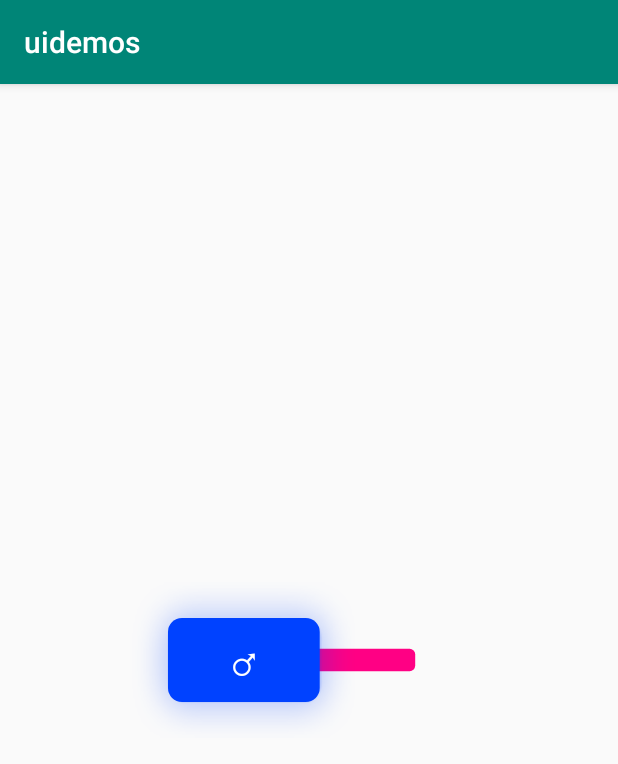
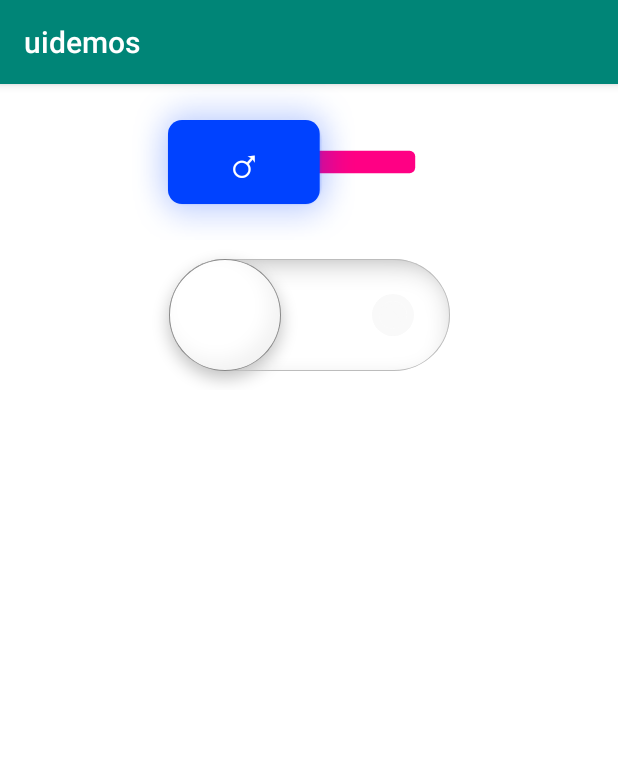
Before and after one commit to Savion1162336040/uidemo22, an Android app: the screen it shows after launch (SwitchDemo), after a tap on "妖艳开关控件", on a phone screen of 412 x 824 dp. Shown: the top 764 px of the screen. Run offline under Robolectric (Android 15) with nearby library versions, the phone set to English and light mode, and no system bars.

Commit message:
添加了个锤子；

```diff
--- a/app/src/main/res/layout/activity_switch_demo.xml
+++ b/app/src/main/res/layout/activity_switch_demo.xml
@@ -3,15 +3,23 @@
     xmlns:app="http://schemas.android.com/apk/res-auto"
     xmlns:tools="http://schemas.android.com/tools"
     android:layout_width="match_parent"
+    android:background="#ffffffff"
     android:layout_height="match_parent"
     tools:context=".SwitchDemo">
 
     <com.pengyeah.switchbutton.widget.SexSwitch
+        android:id="@+id/sexSwitch"
         android:layout_width="236dp"
         android:layout_height="104dp"
-        app:layout_constraintBottom_toBottomOf="parent"
         app:layout_constraintLeft_toLeftOf="parent"
         app:layout_constraintRight_toRightOf="parent"
         app:layout_constraintTop_toTopOf="parent" />
 
+    <com.pengyeah.switchbutton.widget.SmartisianSwitchButton
+        android:layout_width="250dp"
+        android:layout_height="100dp"
+        app:layout_constraintLeft_toLeftOf="parent"
+        app:layout_constraintRight_toRightOf="parent"
+        app:layout_constraintTop_toBottomOf="@+id/sexSwitch" />
+
 </androidx.constraintlayout.widget.ConstraintLayout>
--- /dev/null
+++ b/switchbutton/src/main/java/com/pengyeah/switchbutton/widget/SmartisianSwitchButton.java
@@ -0,0 +1,333 @@
+package com.pengyeah.switchbutton.widget;
+
+import android.animation.ValueAnimator;
+import android.content.Context;
+import android.graphics.Canvas;
+import android.graphics.Color;
+import android.graphics.Paint;
+import android.graphics.Path;
+import android.graphics.RectF;
+import android.util.AttributeSet;
+import android.util.Log;
+import android.view.MotionEvent;
+import android.view.View;
+
+import androidx.annotation.ColorInt;
+import androidx.annotation.Nullable;
+
+public class SmartisianSwitchButton extends View {
+
+    final static String TAG = SmartisianSwitchButton.class.getSimpleName();
+
+    /**
+     * 控件宽高
+     */
+    int width, height;
+
+    /**
+     * 阴影颜色
+     */
+    @ColorInt
+    int shadowColor = Color.GRAY;
+
+    /**
+     * 指示器阴影大小
+     */
+    int indicatorShadowSize = 6;
+
+    /**
+     * 指示器半径
+     */
+    int indicatorR;
+
+    /**
+     * 打开、关闭标识颜色
+     */
+    @ColorInt
+    int onColor = Color.parseColor("#ff9ab9ff");
+    @ColorInt
+    int offColor = Color.parseColor("#fff9f9f9");
+
+    /**
+     * 指示器颜色
+     */
+    @ColorInt
+    int indicatorColor = Color.WHITE;
+
+    /**
+     * 指示器阴影距离
+     */
+    int indicatorShadowDistance = 24;
+
+    /**
+     * 背景圆角矩形的内阴影距离
+     */
+    int backgroundAreaShadowDistance = 48;
+
+    /**
+     * 背景圆角矩形的内阴影大小
+     */
+    int backgroundAreaShadowSize = 24;
+
+    /**
+     * 背景圆角矩形的宽高
+     */
+    int backgroundAreaW, backgroundAreaH;
+
+    @ColorInt
+    int backgroundAreaColor = Color.WHITE;
+
+    int indicatorX;
+    int indicatorXOffset;
+
+
+    Paint indicatorPaint, backgroundAreaPaint, flagPaint;
+
+    /**
+     * 阴影偏移量
+     */
+    int shadowOffset;
+
+    public SmartisianSwitchButton(Context context) {
+        this(context, null);
+    }
+
+    public SmartisianSwitchButton(Context context, @Nullable AttributeSet attrs) {
+        super(context, attrs);
+        initView(context, attrs);
+    }
+
+    void initView(Context context, AttributeSet attrs) {
+        indicatorPaint = new Paint();
+        indicatorPaint.setColor(indicatorColor);
+        indicatorPaint.setAntiAlias(true);
+
+        backgroundAreaPaint = new Paint();
+        backgroundAreaPaint.setColor(backgroundAreaColor);
+        backgroundAreaPaint.setAntiAlias(true);
+
+        flagPaint = new Paint();
+        flagPaint.setAntiAlias(true);
+    }
+
+    @Override
+    protected void onSizeChanged(int w, int h, int oldw, int oldh) {
+        super.onSizeChanged(w, h, oldw, oldh);
+        this.width = w;
+        this.height = h;
+
+        this.backgroundAreaW = this.width * 3 / 4;
+        this.backgroundAreaH = this.height * 3 / 4;
+
+        this.indicatorR = backgroundAreaH / 2;
+
+        indicatorX = ((width - backgroundAreaW) / 2) + indicatorR;
+
+        Log.i(TAG, "indicatorR==>" + indicatorR);
+
+    }
+
+    @Override
+    protected void onDraw(Canvas canvas) {
+        super.onDraw(canvas);
+
+        setLayerType(LAYER_TYPE_SOFTWARE, null);
+
+        drawFlag(canvas);
+
+        drawBackgroundArea(canvas);
+
+        drawIndicator(canvas);
+
+    }
+
+    /**
+     * 绘制当前是on还是off的圆圈标识
+     *
+     * @param canvas
+     */
+    void drawFlag(Canvas canvas) {
+
+        //首先裁剪出背景圆角矩形画布
+        canvas.save();
+        RectF rectF = new RectF((width - backgroundAreaW) / 2, (height - backgroundAreaH) / 2, (width - backgroundAreaW) / 2 + backgroundAreaW, (height - backgroundAreaH) / 2 + backgroundAreaH);
+        Path bgAreaPath = new Path();
+        bgAreaPath.addRoundRect(rectF, backgroundAreaH / 2, backgroundAreaH / 2, Path.Direction.CW);
+
+        canvas.clipPath(bgAreaPath);
+
+
+        //绘制on flag
+        flagPaint.setStyle(Paint.Style.FILL);
+        flagPaint.setColor(onColor);
+        canvas.drawCircle(indicatorX + indicatorXOffset - backgroundAreaW * 3 / 5, height / 2, indicatorR / 4, flagPaint);
+
+        //内阴影
+        flagPaint.setStyle(Paint.Style.STROKE);
+        int onStrokeW = indicatorR / 4;
+        flagPaint.setStrokeWidth(onStrokeW);
+        flagPaint.setShadowLayer(onStrokeW, -onStrokeW, onStrokeW, onColor);
+
+        Path onPath = new Path();
+        onPath.addCircle(indicatorX + indicatorXOffset - backgroundAreaW * 3 / 5, height / 2, indicatorR / 4 + onStrokeW / 2, Path.Direction.CW);
+
+        canvas.save();
+
+        canvas.clipPath(onPath);
+        canvas.drawPath(onPath, flagPaint);
+
+        flagPaint.clearShadowLayer();
+
+        canvas.restore();
+
+        //绘制off flag
+        flagPaint.setStyle(Paint.Style.FILL);
+        flagPaint.setColor(offColor);
+        canvas.drawCircle(indicatorX + indicatorXOffset + backgroundAreaW * 3 / 5, height / 2, indicatorR / 4, flagPaint);
+
+        //内阴影
+        flagPaint.setStyle(Paint.Style.STROKE);
+        int offStrokeW = indicatorR / 4;
+        flagPaint.setStrokeWidth(offStrokeW);
+        flagPaint.setShadowLayer(offStrokeW, -offStrokeW, offStrokeW, offColor);
+
+        Path offPath = new Path();
+        offPath.addCircle(indicatorX + indicatorXOffset + backgroundAreaW * 3 / 5, height / 2, indicatorR / 4 + offStrokeW / 2, Path.Direction.CW);
+
+        canvas.save();
+
+        canvas.clipPath(offPath);
+        canvas.drawPath(offPath, flagPaint);
+
+        flagPaint.clearShadowLayer();
+
+        canvas.restore();
+
+        canvas.restore();
+
+    }
+
+    void drawBackgroundArea(Canvas canvas) {
+
+        //绘制边框及内阴影
+        canvas.save();
+
+        backgroundAreaPaint.setStyle(Paint.Style.STROKE);
+        int strokeW = indicatorR / 2;
+        backgroundAreaPaint.setStrokeWidth(strokeW);
+        backgroundAreaPaint.setColor(Color.parseColor("#ffbcbcbc"));
+        backgroundAreaShadowSize = backgroundAreaH / 4;
+        backgroundAreaShadowDistance = backgroundAreaH / 12;
+        backgroundAreaPaint.setShadowLayer(backgroundAreaShadowSize + shadowOffset, 0, backgroundAreaShadowDistance, Color.GRAY);
+
+        RectF strokeRectF = new RectF(-strokeW + (width - backgroundAreaW) / 2, -strokeW + (height - backgroundAreaH) / 2, strokeW + (width - backgroundAreaW) / 2 + backgroundAreaW, strokeW + (height - backgroundAreaH) / 2 + backgroundAreaH);
+        Path strokePath = new Path();
+        strokePath.addRoundRect(strokeRectF, (backgroundAreaH + strokeW) / 2, (backgroundAreaH + strokeW) / 2, Path.Direction.CW);
+
+        RectF rectF = new RectF((width - backgroundAreaW) / 2, (height - backgroundAreaH) / 2, (width - backgroundAreaW) / 2 + backgroundAreaW, (height - backgroundAreaH) / 2 + backgroundAreaH);
+        Path path = new Path();
+        path.addRoundRect(rectF, backgroundAreaH / 2, backgroundAreaH / 2, Path.Direction.CW);
+        canvas.clipPath(path);
+
+        canvas.drawPath(strokePath, backgroundAreaPaint);
+
+        backgroundAreaPaint.setStrokeWidth(2);
+        backgroundAreaPaint.clearShadowLayer();
+        canvas.drawPath(path, backgroundAreaPaint);
+
+        canvas.restore();
+
+
+    }
+
+    void drawIndicator(Canvas canvas) {
+        //绘制外阴影
+        indicatorPaint.setColor(indicatorColor);
+        indicatorPaint.setStyle(Paint.Style.FILL);
+        indicatorShadowSize = indicatorR / 4;
+        indicatorShadowDistance = indicatorShadowSize / 2;
+        indicatorPaint.setShadowLayer(indicatorShadowSize - shadowOffset, 0, indicatorShadowDistance, Color.parseColor("#ffc1c1c1"));
+        canvas.drawCircle(indicatorX + indicatorXOffset, (height - backgroundAreaH) / 2 + indicatorR, indicatorR, indicatorPaint);
+
+        //绘制内阴影
+        canvas.save();
+
+        indicatorPaint.setColor(Color.GRAY);
+        int strokeW = indicatorR / 2;
+        indicatorPaint.setStrokeWidth(strokeW);
+        indicatorPaint.setStyle(Paint.Style.STROKE);
+        indicatorPaint.setShadowLayer(indicatorR / 3, -indicatorR / 6, -indicatorR / 6, Color.parseColor("#fff1f1f1"));
+
+        Path strokePath = new Path();
+        strokePath.addCircle(indicatorX + indicatorXOffset, (height - backgroundAreaH) / 2 + indicatorR, indicatorR + strokeW / 2, Path.Direction.CW);
+
+        Path path = new Path();
+        path.addCircle(indicatorX + indicatorXOffset, (height - backgroundAreaH) / 2 + indicatorR, indicatorR, Path.Direction.CW);
+        canvas.clipPath(path);
+
+        canvas.drawPath(strokePath, indicatorPaint);
+
+        indicatorPaint.setStrokeWidth(2);
+        indicatorPaint.clearShadowLayer();
+        canvas.drawPath(path, indicatorPaint);
+
+        canvas.restore();
+    }
+
+    int downX;
+
+    ValueAnimator shadowAnimator;
+
+    @Override
+    public boolean onTouchEvent(MotionEvent event) {
+        switch (event.getAction()) {
+            case MotionEvent.ACTION_DOWN:
+                downX = (int) event.getX();
+                //开始阴影变化动画
+                if (shadowAnimator != null) {
+                    shadowAnimator.cancel();
+                }
+                shadowAnimator = ValueAnimator.ofInt(0, 20);
+                shadowAnimator.addUpdateListener(new ValueAnimator.AnimatorUpdateListener() {
+                    @Override
+                    public void onAnimationUpdate(ValueAnimator animation) {
+                        shadowOffset = (int) animation.getAnimatedValue();
+                        postInvalidate();
+                    }
+                });
+                shadowAnimator.setDuration(200L);
+                shadowAnimator.start();
+                break;
+            case MotionEvent.ACTION_UP:
+                downX = 0;
+                indicatorX = indicatorX + indicatorXOffset;
+                indicatorXOffset = 0;
+                //开始阴影变化动画
+                if (shadowAnimator != null) {
+                    shadowAnimator.cancel();
+                }
+                shadowAnimator = ValueAnimator.ofInt(20, 0);
+                shadowAnimator.addUpdateListener(new ValueAnimator.AnimatorUpdateListener() {
+                    @Override
+                    public void onAnimationUpdate(ValueAnimator animation) {
+                        shadowOffset = (int) animation.getAnimatedValue();
+                        postInvalidate();
+                    }
+                });
+                shadowAnimator.setDuration(200L);
+                shadowAnimator.start();
+                break;
+            case MotionEvent.ACTION_MOVE:
+                indicatorXOffset = (int) (event.getX() - downX);
+                //边界判断
+                if (indicatorX + indicatorXOffset <= (width - backgroundAreaW) / 2 + indicatorR) {
+                    indicatorXOffset = (width - backgroundAreaW) / 2 + indicatorR - indicatorX;
+                } else if (indicatorX + indicatorXOffset >= width - (width - backgroundAreaW) / 2 - indicatorR) {
+                    indicatorXOffset = width - (width - backgroundAreaW) / 2 - indicatorR - indicatorX;
+                }
+                break;
+        }
+        postInvalidate();
+        return true;
+    }
+}
```
